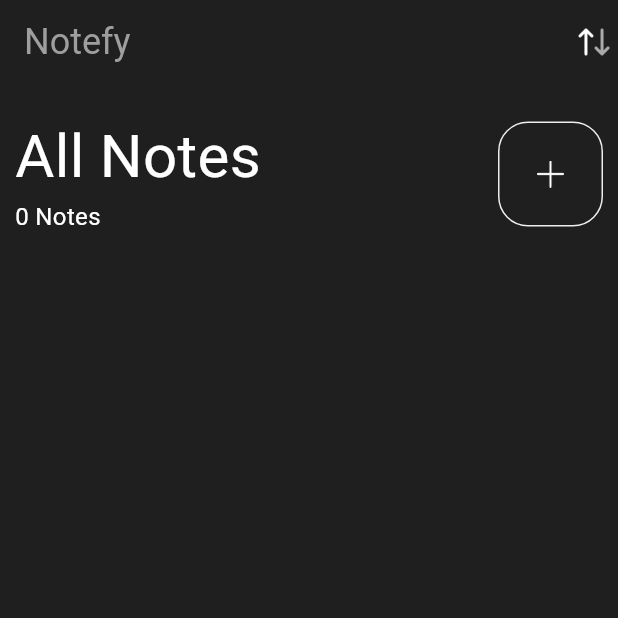
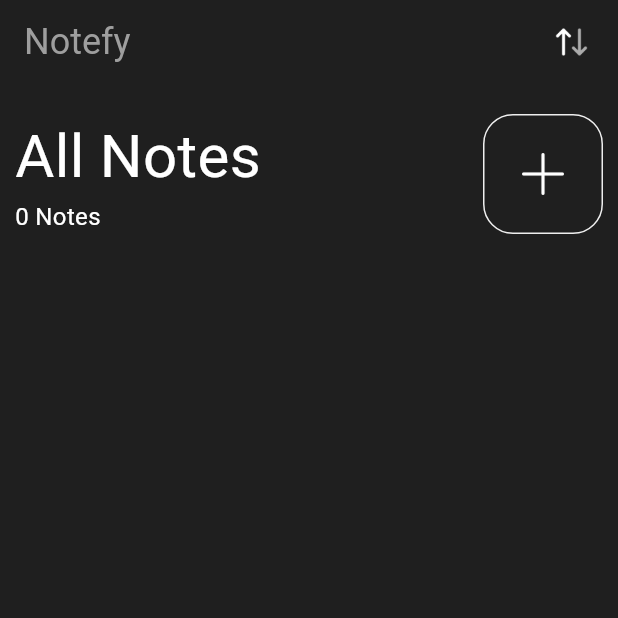
Before and after one commit to Barez001159544/CleanBlocFirebaseMore, a Flutter app: the screen it shows after launch, on a phone screen of 412 x 824 dp, the top half of it. Run offline on Flutter 3.47's test engine with Material 3 defaults, Android fonts, the phone set to English and light mode, and no system bars; our stand-ins replace cloud_firestore, dartz, firebase_core, flutter_bloc, page_transition; accounts and stored records are empty; Roboto replaces fonts that are missing (Nirmala).

Commit message:
Minor design changes

```diff
--- a/lib/presentation/pages/home_screen.dart
+++ b/lib/presentation/pages/home_screen.dart
@@ -54,10 +54,14 @@ class _HomeScreenState extends State<HomeScreen> with SingleTickerProviderStateM
               actions: [
                 GestureDetector(
                   onTap: ()=> toggleSortingOrder(),
-                  child: Image.asset(
-                    height: 32,
-                    width: 32,
-                    fromNewest?"assets/images/sorting.png":"assets/images/desorting.png",
+                  child: Container(
+                    color: themeData.scaffoldBackgroundColor,
+                    margin: EdgeInsets.only(right: 15),
+                    child: Image.asset(
+                      height: 32,
+                      width: 32,
+                      fromNewest?"assets/images/sorting.png":"assets/images/desorting.png",
+                    ),
                   ),
                 ),
               ],
@@ -81,8 +85,8 @@ class _HomeScreenState extends State<HomeScreen> with SingleTickerProviderStateM
                       GestureDetector(
                         onTap: ()=>Navigator.of(context).push(MaterialPageRoute(builder: (context)=>WritingAndUpdatingScreen())),
                         child: Container(
-                          width: 70,
-                          height: 70,
+                          width: 80,
+                          height: 80,
                           padding: EdgeInsets.all(25),
                           decoration: BoxDecoration(
                             // color: Colors.blue,
@@ -178,14 +182,14 @@ class _HomeScreenState extends State<HomeScreen> with SingleTickerProviderStateM
                             context,
                             PageTransition(
                               type: PageTransitionType.rightToLeft,
-                              duration: Duration(milliseconds: 500),
+                              duration: Duration(milliseconds: 400),
                               child: WritingAndUpdatingScreen(docID: notesBloc.notesList[index].id, noteTitle: notesBloc.notesList[index].title, noteContent: notesBloc.notesList[index].note, cuDate: "${DateTime.fromMillisecondsSinceEpoch(notesBloc.notesList[index].timestamp.millisecondsSinceEpoch).toString().split(" ")[0]} | ${DateTime.fromMillisecondsSinceEpoch(notesBloc.notesList[index].timestamp.millisecondsSinceEpoch).toString().split(" ")[1].split(".")[0]}",),
                           ),
                         );
                       },
                       child: Container(
                         color: themeData.scaffoldBackgroundColor,
-                        margin: EdgeInsets.only(bottom: 30),
+                        margin: EdgeInsets.only(bottom: 20),
                         child: Column(
                           children: [
                             Row(
```
Also changed, not shown: lib/presentation/pages/writing_and_updating_screen.dart (+6 -2 lines).
